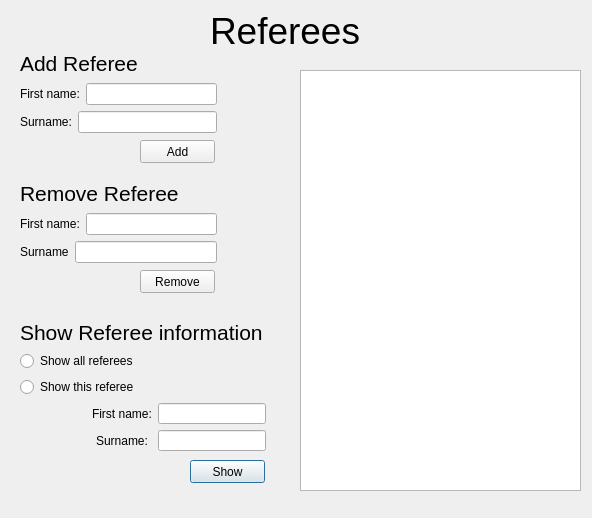
Above: RefereeGameBookDV1553/refereewindow.ui from alexanderbrannlund/ProjektRefereeGameBookQt before the change. Below: the same form after it.
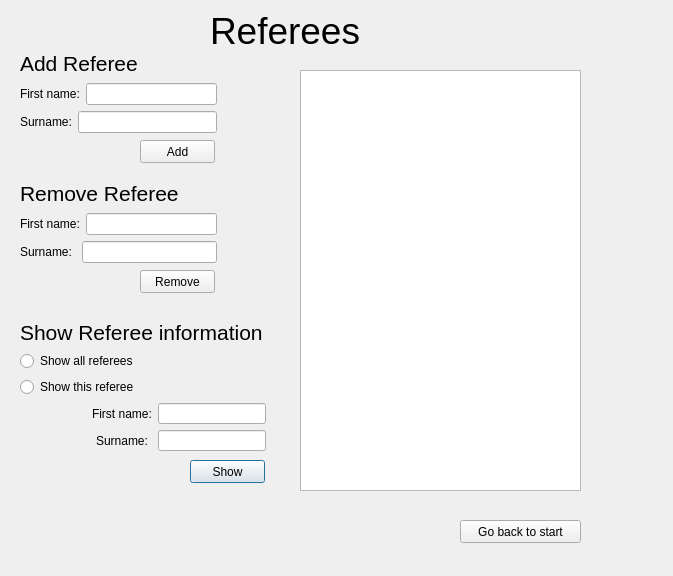
That is the form after the change.

Diff of the .ui file:
```diff
--- a/RefereeGameBookDV1553/refereewindow.ui
+++ b/RefereeGameBookDV1553/refereewindow.ui
@@ -6,8 +6,8 @@
    <rect>
     <x>0</x>
     <y>0</y>
-    <width>592</width>
-    <height>518</height>
+    <width>673</width>
+    <height>576</height>
    </rect>
   </property>
   <property name="windowTitle">
@@ -80,7 +80,7 @@
     <string>Remove</string>
    </property>
   </widget>
-  <widget class="QWidget" name="">
+  <widget class="QWidget" name="layoutWidget">
    <property name="geometry">
     <rect>
      <x>20</x>
@@ -132,7 +132,7 @@
     </item>
    </layout>
   </widget>
-  <widget class="QWidget" name="">
+  <widget class="QWidget" name="layoutWidget">
    <property name="geometry">
     <rect>
      <x>20</x>
@@ -173,7 +173,7 @@
       <item>
        <widget class="QLabel" name="label_5">
         <property name="text">
-         <string>Surname</string>
+         <string>Surname: </string>
         </property>
        </widget>
       </item>
@@ -184,7 +184,7 @@
     </item>
    </layout>
   </widget>
-  <widget class="QWidget" name="">
+  <widget class="QWidget" name="layoutWidget">
    <property name="geometry">
     <rect>
      <x>20</x>
@@ -280,6 +280,19 @@
     </item>
    </layout>
   </widget>
+  <widget class="QPushButton" name="pushButton">
+   <property name="geometry">
+    <rect>
+     <x>460</x>
+     <y>520</y>
+     <width>121</width>
+     <height>23</height>
+    </rect>
+   </property>
+   <property name="text">
+    <string>Go back to start</string>
+   </property>
+  </widget>
  </widget>
  <resources/>
  <connections/>
```
